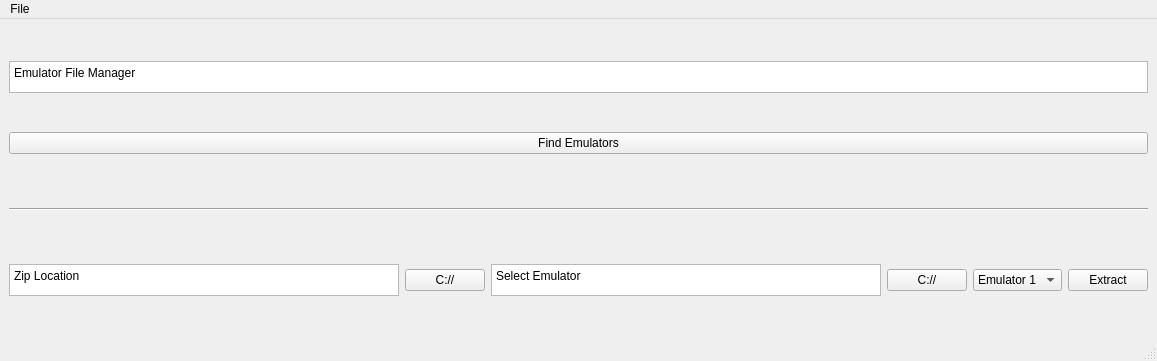
Before: the Qt Designer form EmulatorFileManager3.ui in MachineAngel0/Emulator-File-Manager, drawn with Qt 5.
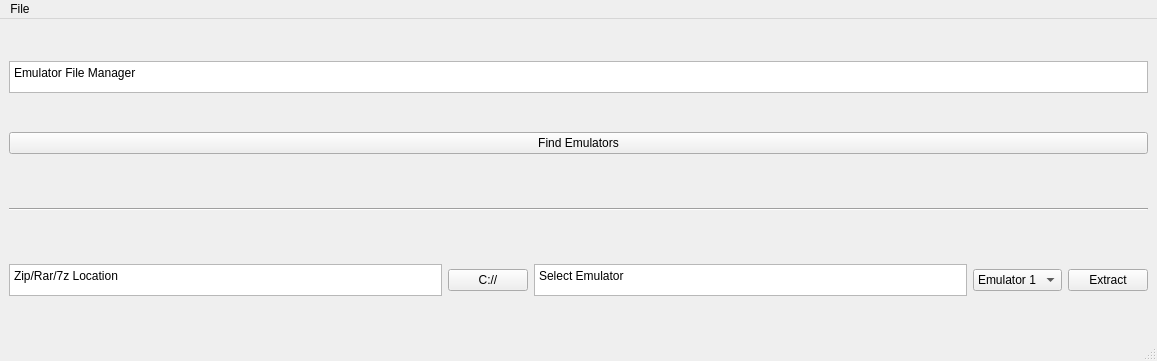
After: the same form once the commit is applied.

Commit message: added in file dialogue picker and button bindings, still have to create functionality for the button binding function calls

The edit to the form file:
```diff
--- a/EmulatorFileManager3.ui
+++ b/EmulatorFileManager3.ui
@@ -79,7 +79,7 @@
 li.unchecked::marker { content: &quot;\2610&quot;; }
 li.checked::marker { content: &quot;\2612&quot;; }
 &lt;/style&gt;&lt;/head&gt;&lt;body style=&quot; font-family:'Segoe UI'; font-size:9pt; font-weight:400; font-style:normal;&quot;&gt;
-&lt;p style=&quot; margin-top:0px; margin-bottom:0px; margin-left:0px; margin-right:0px; -qt-block-indent:0; text-indent:0px;&quot;&gt;Zip Location&lt;/p&gt;&lt;/body&gt;&lt;/html&gt;</string>
+&lt;p style=&quot; margin-top:0px; margin-bottom:0px; margin-left:0px; margin-right:0px; -qt-block-indent:0; text-indent:0px;&quot;&gt;Zip/Rar/7z Location&lt;/p&gt;&lt;/body&gt;&lt;/html&gt;</string>
         </property>
        </widget>
       </item>
@@ -110,13 +110,6 @@
         </property>
        </widget>
       </item>
-      <item>
-       <widget class="QPushButton" name="pushButton_2">
-        <property name="text">
-         <string>C://</string>
-        </property>
-       </widget>
-      </item>
       <item>
        <widget class="QComboBox" name="EmulatorDropBox">
         <item>
```
Left out of the diff: 4 changed lines with no effect on the pictures. The commit also changes 2 other files.
